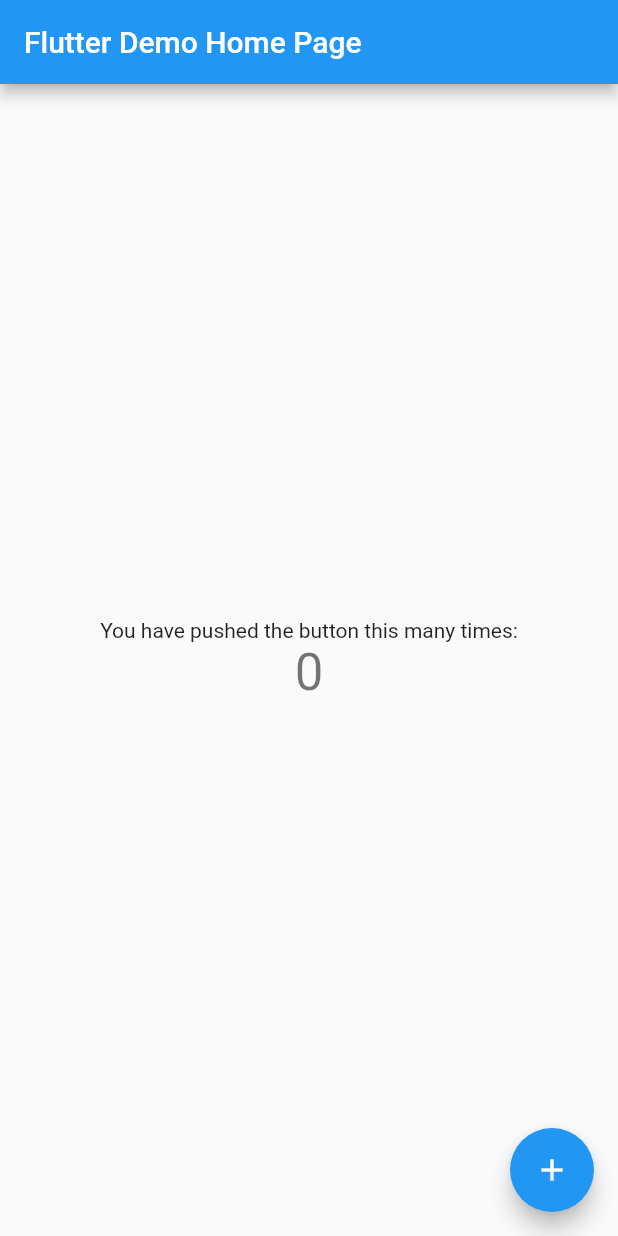
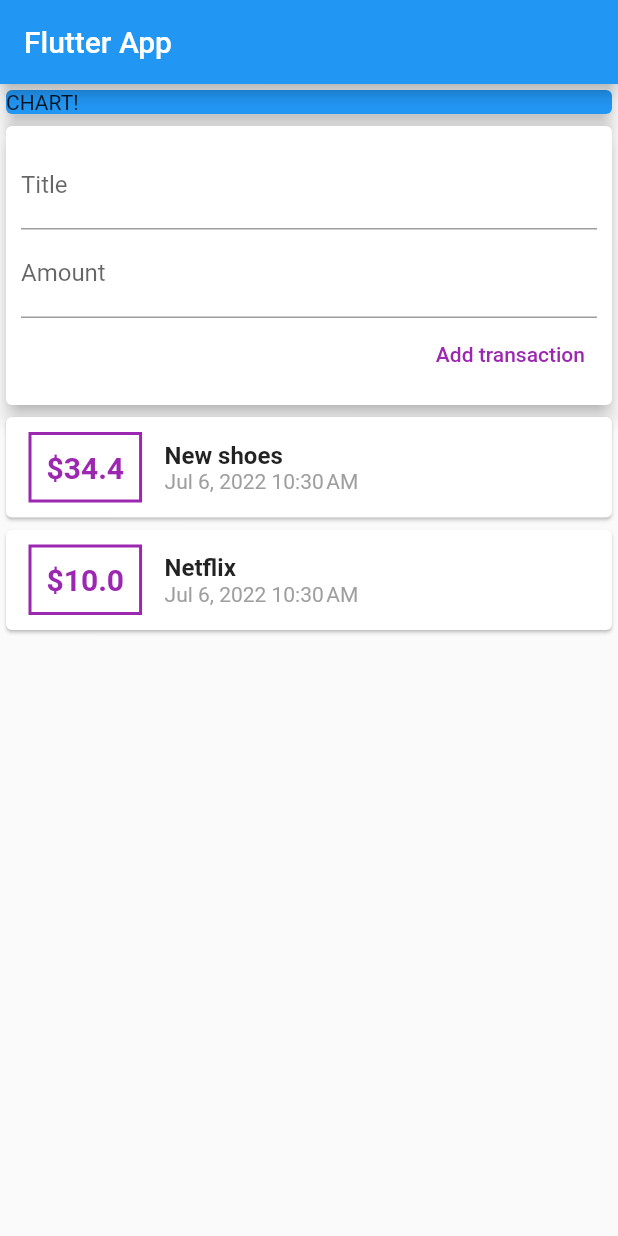
Before and after one commit to AnDamazio/expense_planner, a Flutter app: the screen it shows after launch, on a phone screen of 412 x 824 dp. Run offline on Flutter 3.47's test engine with Material 2 defaults, Android fonts, the phone set to English and light mode, and no system bars.

Commit message:
Add spend list and add spends funcionality

```diff
--- a/lib/main.dart
+++ b/lib/main.dart
@@ -1,115 +1,42 @@
+import 'package:expense_planner/widgets/user_transaction.dart';
 import 'package:flutter/material.dart';
 
-void main() {
-  runApp(const MyApp());
+void main(List<String> args) {
+  runApp(MyHomePage());
 }
 
-class MyApp extends StatelessWidget {
-  const MyApp({Key? key}) : super(key: key);
+class MyHomePage extends StatelessWidget {
+  MyHomePage({Key? key}) : super(key: key);
+  // String titleInput = '';
+  // String amountInput = '';
+  final titleController = TextEditingController();
+  final amountController = TextEditingController();
 
-  // This widget is the root of your application.
   @override
   Widget build(BuildContext context) {
     return MaterialApp(
-      title: 'Flutter Demo',
-      theme: ThemeData(
-        // This is the theme of your application.
-        //
-        // Try running your application with "flutter run". You'll see the
-        // application has a blue toolbar. Then, without quitting the app, try
-        // changing the primarySwatch below to Colors.green and then invoke
-        // "hot reload" (press "r" in the console where you ran "flutter run",
-        // or simply save your changes to "hot reload" in a Flutter IDE).
-        // Notice that the counter didn't reset back to zero; the application
-        // is not restarted.
-        primarySwatch: Colors.blue,
+      home: Scaffold(
+        appBar: AppBar(
+          title: const Text('Flutter App'),
+        ),
+        body: SingleChildScrollView(
+          child: Column(
+            mainAxisAlignment: MainAxisAlignment.start,
+            crossAxisAlignment: CrossAxisAlignment.center,
+            children: <Widget>[
+              const SizedBox(
+                width: double.infinity,
+                child: Card(
+                  elevation: 5,
+                  color: Colors.blue,
+                  child: Text('CHART!'),
+                ),
+              ),
+              UserTransactions()
+            ],
+          ),
+        ),
       ),
-      home: const MyHomePage(title: 'Flutter Demo Home Page'),
     );
   }
 }
-
-class MyHomePage extends StatefulWidget {
-  const MyHomePage({Key? key, required this.title}) : super(key: key);
-
-  // This widget is the home page of your application. It is stateful, meaning
-  // that it has a State object (defined below) that contains fields that affect
-  // how it looks.
-
-  // This class is the configuration for the state. It holds the values (in this
-  // case the title) provided by the parent (in this case the App widget) and
-  // used by the build method of the State. Fields in a Widget subclass are
-  // always marked "final".
-
-  final String title;
-
-  @override
-  State<MyHomePage> createState() => _MyHomePageState();
-}
-
-class _MyHomePageState extends State<MyHomePage> {
-  int _counter = 0;
-
-  void _incrementCounter() {
-    setState(() {
-      // This call to setState tells the Flutter framework that something has
-      // changed in this State, which causes it to rerun the build method below
-      // so that the display can reflect the updated values. If we changed
-      // _counter without calling setState(), then the build method would not be
-      // called again, and so nothing would appear to happen.
-      _counter++;
-    });
-  }
-
-  @override
-  Widget build(BuildContext context) {
-    // This method is rerun every time setState is called, for instance as done
-    // by the _incrementCounter method above.
-    //
-    // The Flutter framework has been optimized to make rerunning build methods
-    // fast, so that you can just rebuild anything that needs updating rather
-    // than having to individually change instances of widgets.
-    return Scaffold(
-      appBar: AppBar(
-        // Here we take the value from the MyHomePage object that was created by
-        // the App.build method, and use it to set our appbar title.
-        title: Text(widget.title),
-      ),
-      body: Center(
-        // Center is a layout widget. It takes a single child and positions it
-        // in the middle of the parent.
-        child: Column(
-          // Column is also a layout widget. It takes a list of children and
-          // arranges them vertically. By default, it sizes itself to fit its
-          // children horizontally, and tries to be as tall as its parent.
-          //
-          // Invoke "debug painting" (press "p" in the console, choose the
-          // "Toggle Debug Paint" action from the Flutter Inspector in Android
-          // Studio, or the "Toggle Debug Paint" command in Visual Studio Code)
-          // to see the wireframe for each widget.
-          //
-          // Column has various properties to control how it sizes itself and
-          // how it positions its children. Here we use mainAxisAlignment to
-          // center the children vertically; the main axis here is the vertical
-          // axis because Columns are vertical (the cross axis would be
-          // horizontal).
-          mainAxisAlignment: MainAxisAlignment.center,
-          children: <Widget>[
-            const Text(
-              'You have pushed the button this many times:',
-            ),
-            Text(
-              '$_counter',
-              style: Theme.of(context).textTheme.headline4,
-            ),
-          ],
-        ),
-      ),
-      floatingActionButton: FloatingActionButton(
-        onPressed: _incrementCounter,
-        tooltip: 'Increment',
-        child: const Icon(Icons.add),
-      ), // This trailing comma makes auto-formatting nicer for build methods.
-    );
-  }
-}
--- /dev/null
+++ b/lib/models/transaction.dart
@@ -0,0 +1,12 @@
+class Transaction {
+  final String id;
+  final String title;
+  final double amount;
+  final DateTime date;
+
+  Transaction(
+      {required this.id,
+      required this.title,
+      required this.amount,
+      required this.date});
+}
--- /dev/null
+++ b/lib/widgets/new_transaction.dart
@@ -0,0 +1,45 @@
+import 'package:flutter/material.dart';
+
+class NewTransaction extends StatelessWidget {
+  // ignore: use_key_in_widget_constructors
+  NewTransaction(this.actionHandler);
+  final titleController = TextEditingController();
+  final amountController = TextEditingController();
+  final Function actionHandler;
+
+  @override
+  Widget build(BuildContext context) {
+    return Card(
+      elevation: 5,
+      child: Container(
+        padding: const EdgeInsets.all(10),
+        child: Column(
+          crossAxisAlignment: CrossAxisAlignment.end,
+          children: <Widget>[
+            TextField(
+              autocorrect: true,
+              decoration: const InputDecoration(labelText: 'Title'),
+              controller: titleController,
+            ),
+            TextField(
+              decoration: const InputDecoration(labelText: 'Amount'),
+              controller: amountController,
+            ),
+            TextButton(
+              onPressed: () {
+                actionHandler(
+                  titleController.text,
+                  double.parse(amountController.text),
+                );
+              },
+              style: ButtonStyle(
+                foregroundColor: MaterialStateProperty.all(Colors.purple),
+              ),
+              child: const Text("Add transaction"),
+            )
+          ],
+        ),
+      ),
+    );
+  }
+}
--- /dev/null
+++ b/lib/widgets/transaction_list.dart
@@ -0,0 +1,68 @@
+import 'package:expense_planner/models/transaction.dart';
+import 'package:flutter/material.dart';
+import 'package:intl/intl.dart';
+
+class TransactionList extends StatelessWidget {
+  final List<Transaction> transactions;
+
+  // ignore: use_key_in_widget_constructors
+  const TransactionList({required this.transactions});
+
+  @override
+  Widget build(BuildContext context) {
+    return SizedBox(
+      height: 300,
+      child: SingleChildScrollView(
+        child: Column(
+          children: transactions.map((transaction) {
+            return Card(
+              child: Row(
+                children: <Widget>[
+                  Container(
+                    margin: const EdgeInsets.symmetric(
+                      vertical: 10,
+                      horizontal: 15,
+                    ),
+                    decoration: BoxDecoration(
+                      border: Border.all(
+                        color: Colors.purple,
+                        width: 2,
+                      ),
+                    ),
+                    padding: const EdgeInsets.all(10),
+                    child: Text(
+                      '\$${transaction.amount}',
+                      style: const TextStyle(
+                        fontWeight: FontWeight.bold,
+                        fontSize: 20,
+                        color: Colors.purple,
+                      ),
+                    ),
+                  ),
+                  Column(
+                    crossAxisAlignment: CrossAxisAlignment.start,
+                    children: <Widget>[
+                      Text(
+                        transaction.title,
+                        style: const TextStyle(
+                          fontSize: 16,
+                          fontWeight: FontWeight.bold,
+                        ),
+                      ),
+                      Text(
+                        DateFormat.yMMMd().add_jm().format(transaction.date),
+                        style: const TextStyle(
+                          color: Colors.grey,
+                        ),
+                      ),
+                    ],
+                  ),
+                ],
+              ),
+            );
+          }).toList(),
+        ),
+      ),
+    );
+  }
+}
--- /dev/null
+++ b/lib/widgets/user_transaction.dart
@@ -0,0 +1,51 @@
+import 'package:expense_planner/models/transaction.dart';
+import 'package:expense_planner/widgets/new_transaction.dart';
+import 'package:expense_planner/widgets/transaction_list.dart';
+import 'package:flutter/widgets.dart';
+
+class UserTransactions extends StatefulWidget {
+  // ignore: use_key_in_widget_constructors
+
+  @override
+  State<UserTransactions> createState() => _UserTransactionsState();
+}
+
+class _UserTransactionsState extends State<UserTransactions> {
+  final List<Transaction> _userTransactions = [
+    Transaction(
+      id: 't1',
+      title: 'New shoes',
+      amount: 34.40,
+      date: DateTime.now(),
+    ),
+    Transaction(
+      id: 't2',
+      title: 'Netflix',
+      amount: 10,
+      date: DateTime.now(),
+    )
+  ];
+
+  void _addNewTransaction(String title, double amount) {
+    final newTransaction = Transaction(
+      id: DateTime.now().toString(),
+      title: title,
+      amount: amount,
+      date: DateTime.now(),
+    );
+
+    setState(() {
+      _userTransactions.add(newTransaction);
+    });
+  }
+
+  @override
+  Widget build(BuildContext context) {
+    return Column(
+      children: [
+        NewTransaction(_addNewTransaction),
+        TransactionList(transactions: _userTransactions),
+      ],
+    );
+  }
+}
--- a/pubspec.yaml
+++ b/pubspec.yaml
@@ -30,10 +30,10 @@ dependencies:
   flutter:
     sdk: flutter
 
-
   # The following adds the Cupertino Icons font to your application.
   # Use with the CupertinoIcons class for iOS style icons.
   cupertino_icons: ^1.0.2
+  intl: ^0.17.0
 
 dev_dependencies:
   flutter_test:
```
Also changed, not shown: pubspec.lock.
